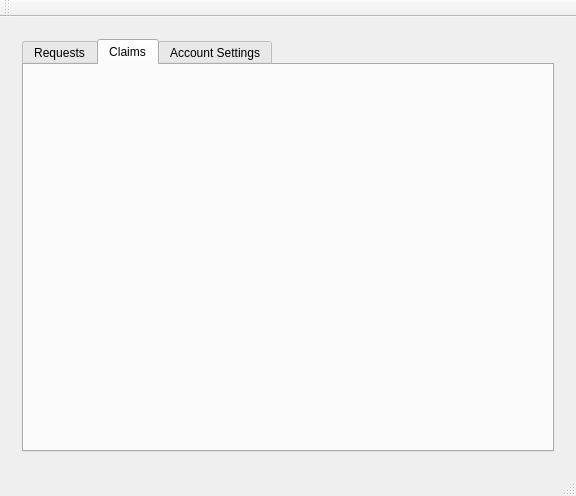
Qt form project/mainwindow.ui (spring-2019-cpsc-362-05/software-group-project-ravfs) before a commit.
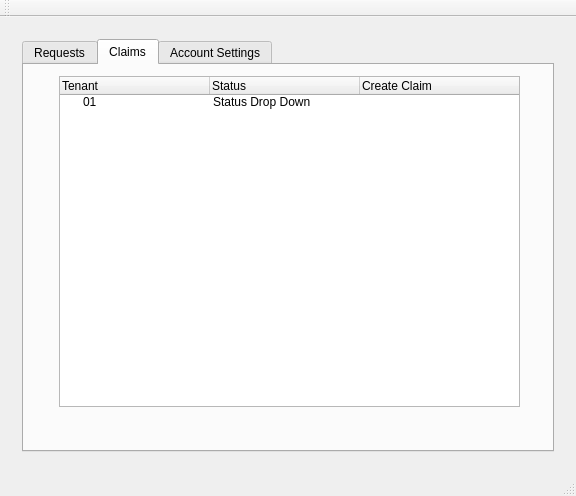
The same form after that commit. The open tabs and pages were chosen to show the change.

Commit message: Service Provider Window Update

```diff
--- a/project/mainwindow.ui
+++ b/project/mainwindow.ui
@@ -156,6 +156,45 @@
            <attribute name="title">
             <string>Claims</string>
            </attribute>
+           <widget class="QTreeWidget" name="treeWidget">
+            <property name="geometry">
+             <rect>
+              <x>35</x>
+              <y>11</y>
+              <width>461</width>
+              <height>331</height>
+             </rect>
+            </property>
+            <attribute name="headerDefaultSectionSize">
+             <number>150</number>
+            </attribute>
+            <column>
+             <property name="text">
+              <string>Tenant</string>
+             </property>
+            </column>
+            <column>
+             <property name="text">
+              <string>Status</string>
+             </property>
+            </column>
+            <column>
+             <property name="text">
+              <string>Create Claim</string>
+             </property>
+            </column>
+            <item>
+             <property name="text">
+              <string>01</string>
+             </property>
+             <property name="text">
+              <string>Status Drop Down</string>
+             </property>
+             <property name="flags">
+              <set>ItemIsSelectable|ItemIsEditable|ItemIsDragEnabled|ItemIsDropEnabled|ItemIsUserCheckable|ItemIsEnabled</set>
+             </property>
+            </item>
+           </widget>
           </widget>
           <widget class="QWidget" name="Serv_prov_acct_settings_tab">
            <attribute name="title">
```
Left out of the diff: 41 changed lines with no effect on the pictures.
